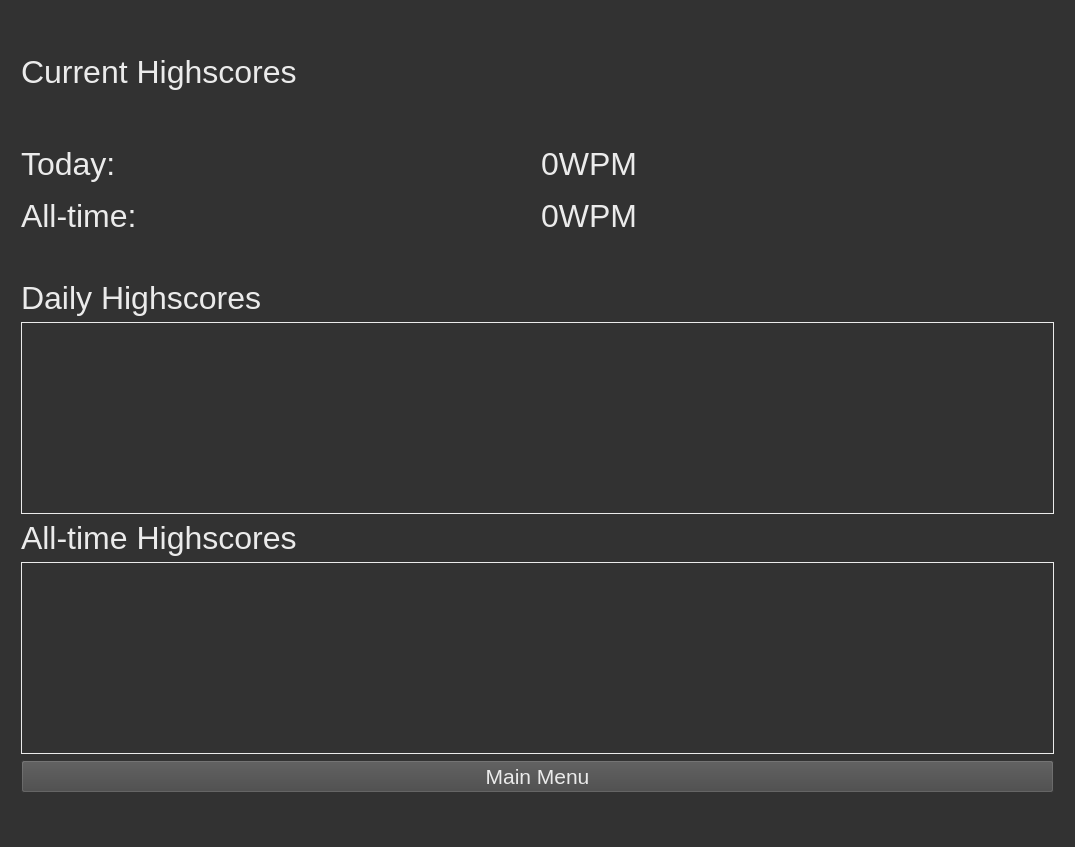
Above: speed-typer/source_ui/statsWindow.ui from Rolv-Apneseth/ps-typer before the change. Below: the same form after it.
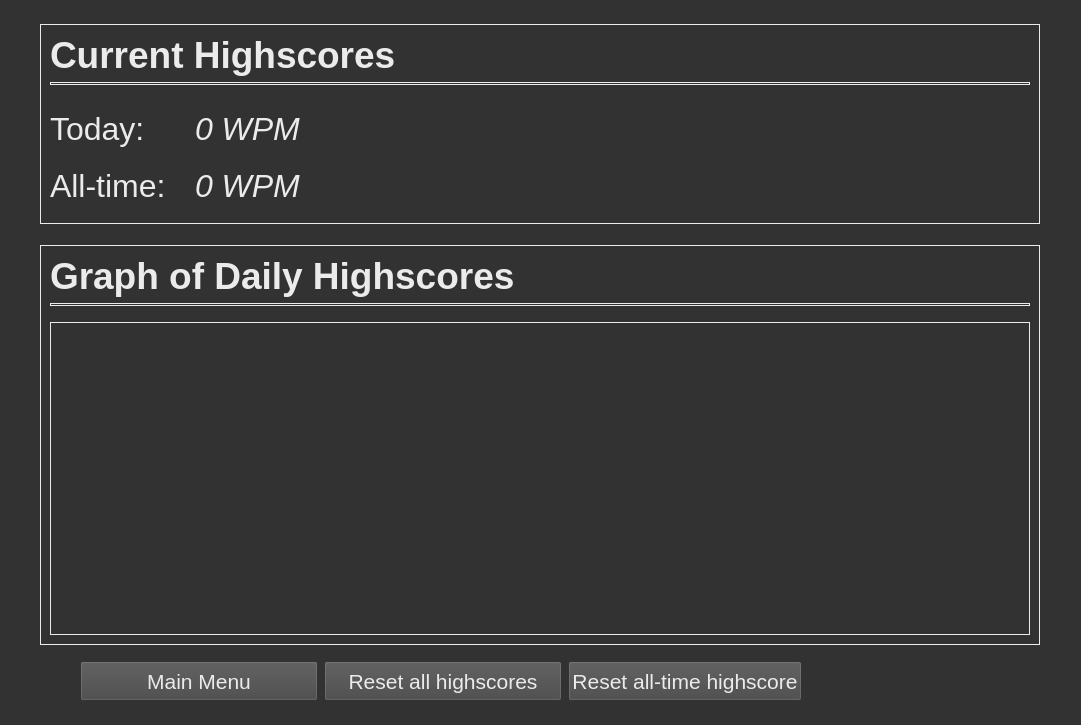
That is the form after the change.

Commit message: Redesigned initial layour of stats window

```diff
--- a/speed-typer/source_ui/statsWindow.ui
+++ b/speed-typer/source_ui/statsWindow.ui
@@ -6,8 +6,8 @@
    <rect>
     <x>0</x>
     <y>0</y>
-    <width>1075</width>
-    <height>847</height>
+    <width>1081</width>
+    <height>725</height>
    </rect>
   </property>
   <property name="windowTitle">
@@ -49,11 +49,11 @@
       <enum>Qt::Horizontal</enum>
      </property>
      <property name="sizeType">
-      <enum>QSizePolicy::Preferred</enum>
+      <enum>QSizePolicy::Expanding</enum>
      </property>
      <property name="sizeHint" stdset="0">
       <size>
-       <width>10</width>
+       <width>100</width>
        <height>20</height>
       </size>
      </property>
@@ -81,23 +81,57 @@
       </spacer>
      </item>
      <item>
+      <widget class="QFrame" name="frameCurrent">
+       <property name="sizePolicy">
+        <sizepolicy hsizetype="Expanding" vsizetype="Preferred">
+         <horstretch>0</horstretch>
+         <verstretch>0</verstretch>
+        </sizepolicy>
+       </property>
+       <property name="minimumSize">
+        <size>
+         <width>0</width>
+         <height>200</height>
+        </size>
+       </property>
+       <property name="frameShape">
+        <enum>QFrame::StyledPanel</enum>
+       </property>
+       <property name="frameShadow">
+        <enum>QFrame::Raised</enum>
+       </property>
+       <layout class="QVBoxLayout" name="verticalLayout_5">
+        <item>
       <layout class="QVBoxLayout" name="verticalLayout_3">
        <item>
         <widget class="QLabel" name="label_7">
+            <property name="styleSheet">
+             <string notr="true">font-weight: bold; font-size: 28pt;</string>
+            </property>
          <property name="text">
           <string>Current Highscores</string>
          </property>
         </widget>
        </item>
+          <item>
+           <widget class="Line" name="line">
+            <property name="orientation">
+             <enum>Qt::Horizontal</enum>
+            </property>
+           </widget>
+          </item>
        <item>
         <spacer name="verticalSpacer">
          <property name="orientation">
           <enum>Qt::Vertical</enum>
          </property>
+            <property name="sizeType">
+             <enum>QSizePolicy::Preferred</enum>
+            </property>
          <property name="sizeHint" stdset="0">
           <size>
            <width>20</width>
-           <height>40</height>
+              <height>20</height>
           </size>
          </property>
         </spacer>
@@ -109,20 +143,57 @@
          </property>
          <item>
           <widget class="QLabel" name="label_3">
+              <property name="sizePolicy">
+               <sizepolicy hsizetype="Expanding" vsizetype="Preferred">
+                <horstretch>1</horstretch>
+                <verstretch>0</verstretch>
+               </sizepolicy>
+              </property>
            <property name="text">
             <string>Today: </string>
            </property>
+              <property name="alignment">
+               <set>Qt::AlignLeading|Qt::AlignLeft|Qt::AlignVCenter</set>
+              </property>
           </widget>
          </item>
          <item>
           <widget class="QLabel" name="label_4">
+              <property name="sizePolicy">
+               <sizepolicy hsizetype="MinimumExpanding" vsizetype="Preferred">
+                <horstretch>6</horstretch>
+                <verstretch>0</verstretch>
+               </sizepolicy>
+              </property>
+              <property name="font">
+               <font>
+                <pointsize>24</pointsize>
+                <italic>true</italic>
+               </font>
+              </property>
            <property name="text">
-            <string>0WPM</string>
+               <string>0 WPM</string>
            </property>
           </widget>
          </item>
         </layout>
        </item>
+          <item>
+           <spacer name="verticalSpacer_10">
+            <property name="orientation">
+             <enum>Qt::Vertical</enum>
+            </property>
+            <property name="sizeType">
+             <enum>QSizePolicy::Fixed</enum>
+            </property>
+            <property name="sizeHint" stdset="0">
+             <size>
+              <width>20</width>
+              <height>5</height>
+             </size>
+            </property>
+           </spacer>
+          </item>
        <item>
         <layout class="QHBoxLayout" name="horizontalLayout_3">
          <property name="topMargin">
@@ -130,15 +201,36 @@
          </property>
          <item>
           <widget class="QLabel" name="label_5">
+              <property name="sizePolicy">
+               <sizepolicy hsizetype="Expanding" vsizetype="Preferred">
+                <horstretch>1</horstretch>
+                <verstretch>0</verstretch>
+               </sizepolicy>
+              </property>
            <property name="text">
             <string>All-time: </string>
            </property>
+              <property name="alignment">
+               <set>Qt::AlignLeading|Qt::AlignLeft|Qt::AlignVCenter</set>
+              </property>
           </widget>
          </item>
          <item>
           <widget class="QLabel" name="label_6">
+              <property name="sizePolicy">
+               <sizepolicy hsizetype="Expanding" vsizetype="Preferred">
+                <horstretch>6</horstretch>
+                <verstretch>0</verstretch>
+               </sizepolicy>
+              </property>
+              <property name="font">
+               <font>
+                <pointsize>24</pointsize>
+                <italic>true</italic>
+               </font>
+              </property>
            <property name="text">
-            <string>0WPM</string>
+               <string>0 WPM</string>
            </property>
           </widget>
          </item>
@@ -149,53 +241,190 @@
          <property name="orientation">
           <enum>Qt::Vertical</enum>
          </property>
+            <property name="sizeType">
+             <enum>QSizePolicy::Preferred</enum>
+            </property>
          <property name="sizeHint" stdset="0">
           <size>
            <width>20</width>
-           <height>40</height>
+              <height>20</height>
           </size>
          </property>
         </spacer>
        </item>
       </layout>
      </item>
+       </layout>
+      </widget>
+     </item>
      <item>
-      <layout class="QVBoxLayout" name="verticalLayout_2">
+      <spacer name="verticalSpacer_8">
+       <property name="orientation">
+        <enum>Qt::Vertical</enum>
+       </property>
+       <property name="sizeType">
+        <enum>QSizePolicy::Fixed</enum>
+       </property>
+       <property name="sizeHint" stdset="0">
+        <size>
+         <width>20</width>
+         <height>15</height>
+        </size>
+       </property>
+      </spacer>
+     </item>
        <item>
-        <layout class="QVBoxLayout" name="verticalLayout">
+      <widget class="QFrame" name="frameGraphs">
+       <property name="sizePolicy">
+        <sizepolicy hsizetype="Expanding" vsizetype="Preferred">
+         <horstretch>0</horstretch>
+         <verstretch>0</verstretch>
+        </sizepolicy>
+       </property>
+       <property name="minimumSize">
+        <size>
+         <width>1000</width>
+         <height>400</height>
+        </size>
+       </property>
+       <property name="frameShape">
+        <enum>QFrame::StyledPanel</enum>
+       </property>
+       <property name="frameShadow">
+        <enum>QFrame::Raised</enum>
+       </property>
+       <layout class="QVBoxLayout" name="verticalLayout_6">
          <item>
           <widget class="QLabel" name="label">
+          <property name="styleSheet">
+           <string notr="true">font-weight: bold; font-size: 28pt;</string>
+          </property>
            <property name="text">
-            <string>Daily Highscores</string>
+           <string>Graph of Daily Highscores</string>
            </property>
           </widget>
          </item>
+        <item>
+         <widget class="Line" name="line_2">
+          <property name="orientation">
+           <enum>Qt::Horizontal</enum>
+          </property>
+         </widget>
+        </item>
+        <item>
+         <spacer name="verticalSpacer_5">
+          <property name="orientation">
+           <enum>Qt::Vertical</enum>
+          </property>
+          <property name="sizeType">
+           <enum>QSizePolicy::Fixed</enum>
+          </property>
+          <property name="sizeHint" stdset="0">
+           <size>
+            <width>20</width>
+            <height>10</height>
+           </size>
+          </property>
+         </spacer>
+        </item>
          <item>
           <widget class="QGraphicsView" name="graphicsView"/>
          </item>
         </layout>
-       </item>
-       <item>
-        <widget class="QLabel" name="label_2">
-         <property name="text">
-          <string>All-time Highscores</string>
-         </property>
         </widget>
        </item>
        <item>
-        <widget class="QGraphicsView" name="graphicsView_2"/>
-       </item>
-      </layout>
+      <spacer name="verticalSpacer_9">
+       <property name="orientation">
+        <enum>Qt::Vertical</enum>
+       </property>
+       <property name="sizeType">
+        <enum>QSizePolicy::Fixed</enum>
+       </property>
+       <property name="sizeHint" stdset="0">
+        <size>
+         <width>20</width>
+         <height>10</height>
+        </size>
+       </property>
+      </spacer>
      </item>
      <item>
       <layout class="QHBoxLayout" name="horizontalLayout">
+       <item>
+        <spacer name="horizontalSpacer_3">
+         <property name="orientation">
+          <enum>Qt::Horizontal</enum>
+         </property>
+         <property name="sizeType">
+          <enum>QSizePolicy::Preferred</enum>
+         </property>
+         <property name="sizeHint" stdset="0">
+          <size>
+           <width>40</width>
+           <height>20</height>
+          </size>
+         </property>
+        </spacer>
+       </item>
        <item>
         <widget class="QPushButton" name="pushButton">
+         <property name="sizePolicy">
+          <sizepolicy hsizetype="Expanding" vsizetype="Expanding">
+           <horstretch>0</horstretch>
+           <verstretch>0</verstretch>
+          </sizepolicy>
+         </property>
+         <property name="minimumSize">
+          <size>
+           <width>150</width>
+           <height>40</height>
+          </size>
+         </property>
          <property name="text">
           <string>Main Menu</string>
          </property>
         </widget>
        </item>
+       <item>
+        <widget class="QPushButton" name="pushButton_2">
+         <property name="sizePolicy">
+          <sizepolicy hsizetype="Expanding" vsizetype="Expanding">
+           <horstretch>0</horstretch>
+           <verstretch>0</verstretch>
+          </sizepolicy>
+         </property>
+         <property name="text">
+          <string>Reset all highscores</string>
+         </property>
+        </widget>
+       </item>
+       <item>
+        <widget class="QPushButton" name="pushButton_3">
+         <property name="sizePolicy">
+          <sizepolicy hsizetype="Minimum" vsizetype="Expanding">
+           <horstretch>0</horstretch>
+           <verstretch>0</verstretch>
+          </sizepolicy>
+         </property>
+         <property name="text">
+          <string>Reset all-time highscore</string>
+         </property>
+        </widget>
+       </item>
+       <item>
+        <spacer name="horizontalSpacer_4">
+         <property name="orientation">
+          <enum>Qt::Horizontal</enum>
+         </property>
+         <property name="sizeHint" stdset="0">
+          <size>
+           <width>40</width>
+           <height>20</height>
+          </size>
+         </property>
+        </spacer>
+       </item>
       </layout>
      </item>
      <item>
@@ -219,11 +448,11 @@
       <enum>Qt::Horizontal</enum>
      </property>
      <property name="sizeType">
-      <enum>QSizePolicy::Preferred</enum>
+      <enum>QSizePolicy::Expanding</enum>
      </property>
      <property name="sizeHint" stdset="0">
       <size>
-       <width>10</width>
+       <width>100</width>
        <height>20</height>
       </size>
      </property>
```
Lines whose indentation alone changed are shown as unchanged.
